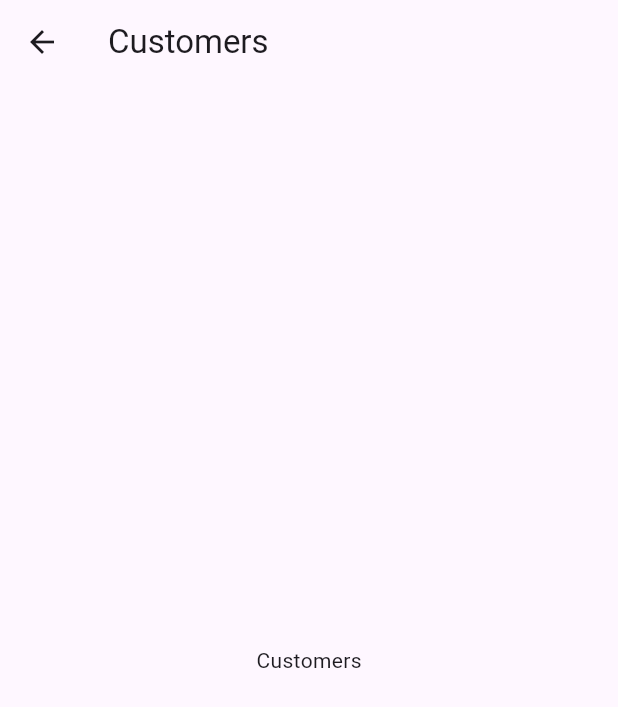
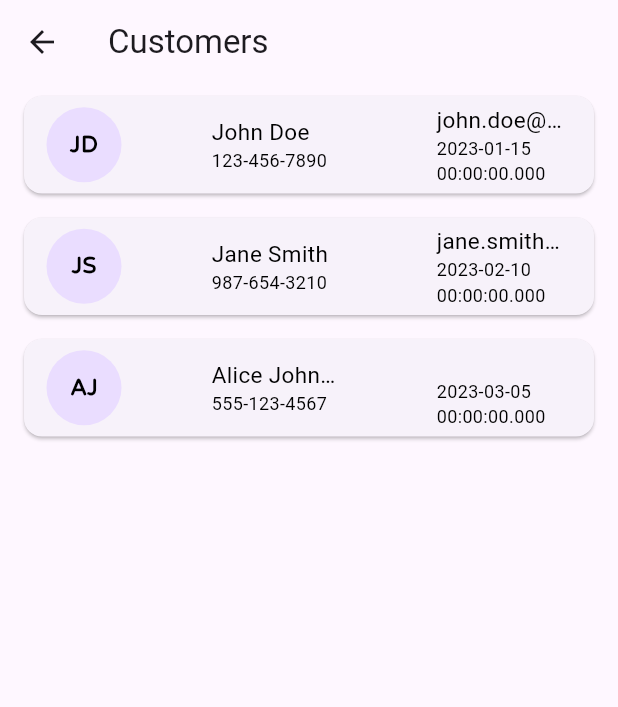
Before and after one commit to Idanmal8/Bookmarko_frontend_serverpod, a Flutter app: the CustomersScreen screen opened directly, on a phone screen of 412 x 824 dp. Shown: the top 707 px of the screen. Run offline on Flutter 3.47's test engine with Material 3 defaults, Android fonts, the phone set to English and light mode, and no system bars; our stand-ins replace flutter_svg, google_fonts, shared_preferences, table_calendar; missing offline and left inert: serverpod, serverpod_client, serverpod_flutter; accounts and stored records are empty; statements that could not run were skipped.

Commit message:
screen is finished need to work on controller

```diff
--- /dev/null
+++ b/bookmarko/bookmarko_flutter/lib/screens/customers_screen/controller/customer_screen_controller.dart
@@ -0,0 +1,33 @@
+import 'package:bookmarko_flutter/controllers/connection_controller.dart';
+import 'package:bookmarko_flutter/utils/controller/search_bar_handle.dart';
+import 'package:flutter/material.dart';
+
+
+// Need to add scrolling refresh so if that will happen the new appointments will reload.
+// that way the init will not be called more then once.
+
+class CustomerScreenController extends ChangeNotifier with SearchBarHandler {
+  final ConnectionController _connectionController;
+
+  CustomerScreenController({
+    required ConnectionController connectionController,
+  }) : _connectionController = connectionController {
+    _init();
+  }
+
+  bool _isLoading = false;
+
+  bool get isLoading => _isLoading;
+
+  Future<bool> _init() async {
+    _isLoading = true;
+    notifyListeners();
+
+    initSearchBar();
+
+    _isLoading = false;
+    notifyListeners();
+
+    return true;
+  }
+}
--- a/bookmarko/bookmarko_flutter/lib/screens/customers_screen/customers_screen.dart
+++ b/bookmarko/bookmarko_flutter/lib/screens/customers_screen/customers_screen.dart
@@ -1,7 +1,41 @@
+import 'package:bookmarko_client/bookmarko_client.dart';
+import 'package:bookmarko_flutter/screens/customers_screen/widget/customer_card.dart';
 import 'package:flutter/material.dart';
 
+List<Customer> mockCustomers = [
+  Customer(
+    firstName: "John",
+    lastName: "Doe",
+    phone: "123-456-7890",
+    email: "john.doe@example.com",
+    joined: DateTime(2023, 1, 15),
+    businessId: 1,
+  ),
+  Customer(
+    firstName: "Jane",
+    lastName: "Smith",
+    phone: "987-654-3210",
+    email: "jane.smith@example.com",
+    joined: DateTime(2023, 2, 10),
+    businessId: 2,
+  ),
+  Customer(
+    firstName: "Alice",
+    lastName: "Johnson",
+    phone: "555-123-4567",
+    email: null, // Assuming email is optional
+    joined: DateTime(2023, 3, 5),
+    businessId: 3,
+  ),
+];
+
 class CustomersScreen extends StatelessWidget {
-  const CustomersScreen({super.key});
+  final List<Customer>? businessCustomers;
+
+  const CustomersScreen({
+    this.businessCustomers,
+    super.key,
+  });
 
   @override
   Widget build(BuildContext context) {
@@ -9,8 +43,14 @@
       appBar: AppBar(
         title: const Text('Customers'),
       ),
-      body: const Center(
-        child: Text('Customers'),
+      body: SingleChildScrollView(
+        child: Column(
+          children: [
+            CustomerCard(customer: mockCustomers[0]),
+            CustomerCard(customer: mockCustomers[1]),
+            CustomerCard(customer: mockCustomers[2]),
+          ],
+        ),
       ),
     );
   }
--- /dev/null
+++ b/bookmarko/bookmarko_flutter/lib/screens/customers_screen/widget/customer_card.dart
@@ -0,0 +1,92 @@
+import 'package:bookmarko_client/bookmarko_client.dart';
+import 'package:flutter/material.dart';
+
+class CustomerCard extends StatelessWidget {
+  final Customer customer;
+
+  const CustomerCard({
+    required this.customer,
+    super.key,
+  });
+
+  @override
+  Widget build(BuildContext context) {
+    return Card(
+      elevation: 1,
+      child: Padding(
+        padding: const EdgeInsets.symmetric(horizontal: 15, vertical: 5),
+        child: Row(
+          mainAxisAlignment: MainAxisAlignment.spaceBetween,
+          children: [
+            Container(
+              alignment: Alignment.center,
+              width: 50,
+              height: 50,
+              decoration: const BoxDecoration(
+                  color: Color.fromARGB(255, 234, 221, 255),
+                  shape: BoxShape.circle),
+              child: Text(
+                customer.firstName[0] + customer.lastName[0],
+                style: const TextStyle(
+                    fontFamily: 'VarelaRound',
+                    fontSize: 15,
+                    fontWeight: FontWeight.bold,
+                    color: Colors.black),
+              ),
+            ),
+            Container(
+              width: 90,
+              alignment: Alignment.centerLeft,
+              child: Column(
+                crossAxisAlignment: CrossAxisAlignment.start,
+                children: [
+                  Text(
+                    '${customer.firstName} ${customer.lastName}',
+                    style: const TextStyle(
+                        fontSize: 15,
+                        // fontWeight: FontWeight.bold,
+                        color: Colors.black),
+                        overflow: TextOverflow.ellipsis,
+                        maxLines: 1,
+                  ),
+                  Text(
+                    customer.phone,
+                    style: const TextStyle(
+                        fontSize: 12,
+                        // fontWeight: FontWeight.bold,
+                        color: Colors.black),
+                  ),
+                ],
+              ),
+            ),
+            Container(
+              width: 90,
+              alignment: Alignment.centerLeft,
+              child: Column(
+                crossAxisAlignment: CrossAxisAlignment.start,
+                children: [
+                  Text(
+                    customer.email ?? '',
+                    style: const TextStyle(
+                        fontSize: 15,
+                        // fontWeight: FontWeight.bold,
+                        color: Colors.black),
+                        overflow: TextOverflow.ellipsis,
+                        maxLines: 1,
+                  ),
+                  Text(
+                    customer.joined.toString(),
+                    style: const TextStyle(
+                        fontSize: 12,
+                        // fontWeight: FontWeight.bold,
+                        color: Colors.black),
+                  ),
+                ],
+              ),
+            ),
+          ],
+        ),
+      ),
+    );
+  }
+}
--- a/bookmarko/bookmarko_flutter/lib/screens/nav_bar/controller/nav_bar_controller.dart
+++ b/bookmarko/bookmarko_flutter/lib/screens/nav_bar/controller/nav_bar_controller.dart
@@ -14,6 +14,7 @@
   List<ImageAsset>? _businessImages = [];
   List<Service>? _businessServices;
   List<OperatingHours>? _businessOperatingHours;
+  List<Customer>? _businessCustomers;
 
   bool _isLoading = false;
 
@@ -45,6 +46,8 @@
 
   List<Service> get businessServices => [..._businessServices ?? []];
 
+  List<Customer> get businessCustomers => [..._businessCustomers ?? []];
+
   List<OperatingHours> get businessOperatingHours =>
       [..._businessOperatingHours ?? []];
 
@@ -65,6 +68,9 @@
 
     _businessServices = (await _connectionController.client?.services
         .getServices(_businessDetails?.id ?? 0));
+
+    _businessCustomers = (await _connectionController.client?.userCustomer
+        .getCustomers(_businessDetails?.id ?? 0));
 
     if (_businessDetails == null) {
       _isLoading = false;
--- a/bookmarko/bookmarko_flutter/lib/screens/nav_bar/nav_bar_screen.dart
+++ b/bookmarko/bookmarko_flutter/lib/screens/nav_bar/nav_bar_screen.dart
@@ -55,7 +55,9 @@
                       alignment: Alignment.center,
                       child: const Text('Page 1'),
                     ),
-                    const CustomersScreen(),
+                    CustomersScreen(
+                      businessCustomers: controller.businessCustomers,
+                    ),
                     Calendar(
                       business: controller.businessOwner,
                     ),
--- /dev/null
+++ b/bookmarko/bookmarko_flutter/lib/utils/controller/search_bar_handle.dart
@@ -0,0 +1,29 @@
+import 'package:flutter/material.dart';
+
+/// to use this mixin you must init the searchController in the initSearchBar method
+mixin SearchBarHandler on ChangeNotifier {
+  final TextEditingController searchController = TextEditingController();
+  String _fillter = '';
+
+  void initSearchBar() {
+    searchController.addListener(() {
+      fillter = searchController.text;
+    });
+  }
+
+  String get fillter => _fillter;
+  bool get isFillterOn => _fillter != '';
+
+  set fillter(String value) {
+    if (_fillter == value) return;
+
+    _fillter = value;
+    notifyListeners();
+  }
+
+  bool applyFillter(String value) {
+    if (fillter == '') return true;
+
+    return value.contains(_fillter);
+  }
+}
```
